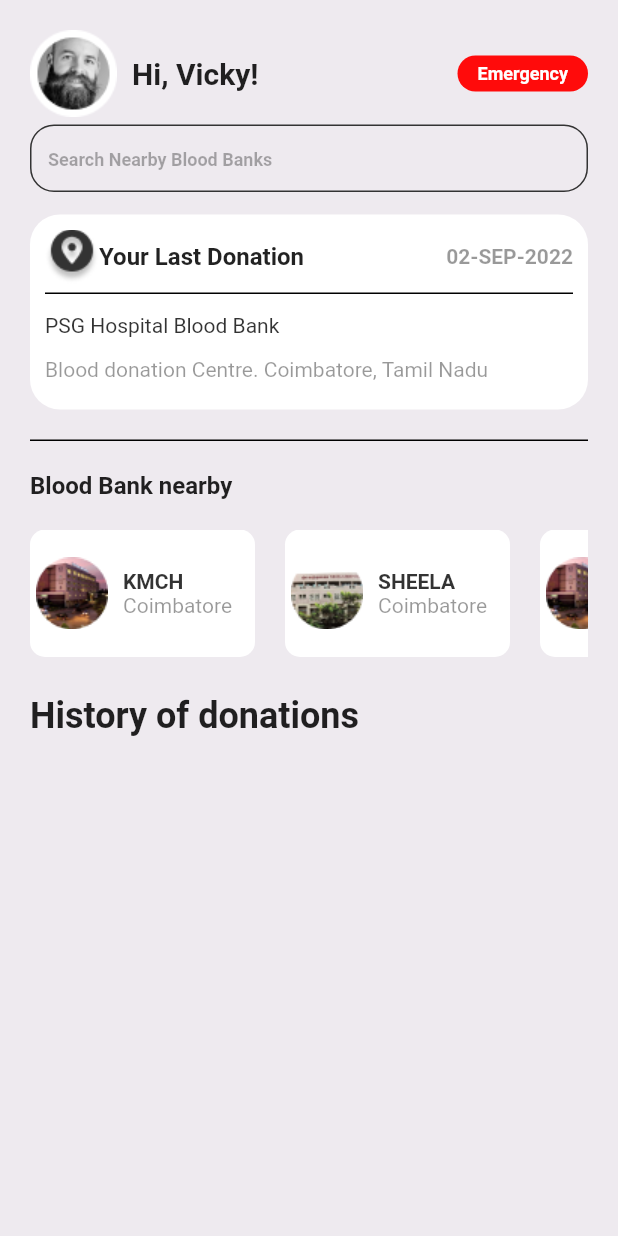
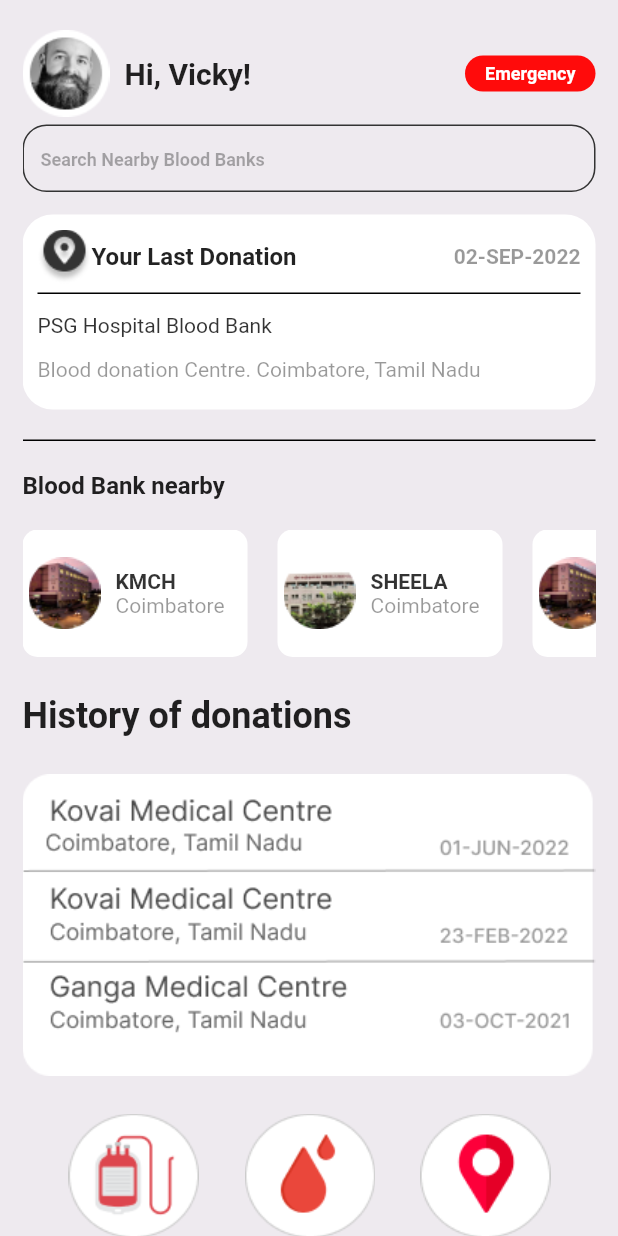
Before and after one commit to Dharaneesh24/Lifeline, a Flutter app: the Dashboard screen opened directly, on a phone screen of 412 x 824 dp. Run offline on Flutter 3.47's test engine with Material 2 defaults, Android fonts, the light colour scheme and no system bars; our stand-ins replace cloud_firestore, firebase_core, firebase_messaging, flutter_local_notifications, geolocator, google_maps_flutter; accounts and stored records are empty.

Commit message:
Completion of maps,notification,dashboard

```diff
--- a/lib/dashboard.dart
+++ b/lib/dashboard.dart
@@ -1,4 +1,6 @@
 import 'package:flutter/material.dart';
+import 'package:sem5_blood_mgmt/googleMapScreen.dart';
+import 'package:sem5_blood_mgmt/profile.dart';
 
 import 'constants.dart';
 
@@ -26,7 +28,7 @@ class Dashboard extends StatelessWidget {
       backgroundColor: Color(0xFFEEEAEF),
       body: SafeArea(
         child: Container(
-          padding: EdgeInsets.symmetric(horizontal: 20),
+          padding: EdgeInsets.symmetric(horizontal: 15),
           child: ListView(
             children: [
               SizedBox(
@@ -37,7 +39,16 @@ class Dashboard extends StatelessWidget {
                 children: [
                   Row(
                     children: [
-                      Image.asset("assets/dashboard/dashboard_img.png"),
+                      GestureDetector(
+                        onTap: (){
+                          Navigator.push(
+                            context,
+                            MaterialPageRoute(builder: (context) => ProfileScreen()),
+                          );
+                        },
+                        child:
+                            Image.asset("assets/dashboard/dashboard_img.png"),
+                      ),
                       SizedBox(
                         width: 10,
                       ),
@@ -218,6 +229,71 @@ class Dashboard extends StatelessWidget {
               SizedBox(
                 height: 25,
               ),
+              Image.asset("assets/dashboard/history_don.png"),
+              SizedBox(
+                height: 25,
+              ),
+              Container(
+                height: 130,
+                child: Row(
+                  mainAxisAlignment: MainAxisAlignment.spaceEvenly,
+                  children: [
+                    Container(
+                      child: Column(
+                        crossAxisAlignment: CrossAxisAlignment.center,
+                        children: [
+                          Image.asset("assets/dashboard/next_don.png"),
+                          Text(
+                            "Next Donation\n  24/12/2022",
+                            style: TextStyle(
+                              fontSize: 14,
+                            ),
+                          ),
+                        ],
+                      ),
+                    ),
+                    Container(
+                      child: Column(
+                        crossAxisAlignment: CrossAxisAlignment.center,
+                        children: [
+                          Image.asset("assets/dashboard/blood.png"),
+                          Text(
+                            "Blood Type\n       B+",
+                            style: TextStyle(
+                              fontSize: 14,
+                            ),
+                          ),
+                        ],
+                      ),
+                    ),
+                    GestureDetector(
+                      onTap: (){
+                        Navigator.push(
+                          context,
+                          MaterialPageRoute(builder: (context) => GoogleMapScreen()),
+                        );
+                      },
+                      child: Container(
+                        child: Column(
+                          crossAxisAlignment: CrossAxisAlignment.center,
+                          children: [
+                            Image.asset("assets/dashboard/location.png"),
+                            Text(
+                              "Location",
+                              style: TextStyle(
+                                fontSize: 14,
+                              ),
+                            ),
+                          ],
+                        ),
+                      ),
+                    ),
+                  ],
+                ),
+              ),
+              SizedBox(
+                height: 25,
+              ),
             ],
           ),
         ),
@@ -283,8 +359,7 @@ class BBNearby extends StatelessWidget {
 class HistoryCard extends StatelessWidget {
   final String title;
   final String subtitle;
-  HistoryCard(
-      {required this.title, required this.subtitle});
+  HistoryCard({required this.title, required this.subtitle});
   @override
   Widget build(BuildContext context) {
     return Container(
--- a/lib/main.dart
+++ b/lib/main.dart
@@ -49,7 +49,7 @@ class MyApp extends StatelessWidget {
       theme: ThemeData(
         primarySwatch: Colors.blue,
       ),
-      home: Dashboard(),
+      home: IntroScreen(),
     );
   }
 }
```
Also changed, not shown: lib/profile.dart (+16 -2 lines), assets/dashboard/history_don.png (added).
